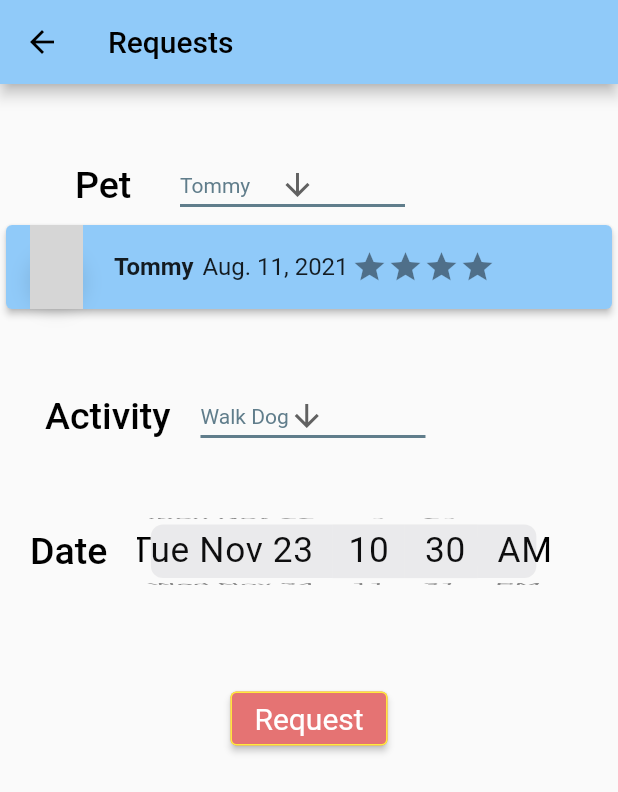
After one commit to wdcroslen/petAFavor, a Flutter app: the screen it shows after launch, after a tap on "Request", on a phone screen of 412 x 824 dp. The commit adds this screen. Shown: the top 792 px of the screen. Run offline on Flutter 3.47's test engine with Material 2 defaults, Android fonts, the phone set to English and light mode, and no system bars; our stand-ins replace flutter_slidable; network calls fail; grey boxes are pictures that could not be loaded.

Commit message:
Add request page

```diff
--- a/HCI_prototype/lib/constants.dart
+++ b/HCI_prototype/lib/constants.dart
@@ -197,3 +197,45 @@ Container favorCard(BuildContext context, String imageURL, Color? color, String
 List<Icon> _numStars(int count) {
   return List.generate(count, (i) => const Icon(Icons.star)).toList(); // replace * with your rupee or use Icon instead
 }
+
+
+Container petProfileCardNoMethod(Color? color, String imageURL, String name, String date, int stars){
+  return Container(
+    padding: EdgeInsets.fromLTRB(0, 0, 0, 0),
+    child:
+    Card(
+        elevation: 2,
+        color:color,
+        child: ListTile(
+          leading: Container(width: 35,
+            height: 115,
+            decoration: BoxDecoration(
+                border: Border.all(
+                    width: 2,
+                    color: Colors.white),
+                boxShadow: [
+                  BoxShadow(
+                      spreadRadius: 2,
+                      blurRadius: 10,
+                      color: Colors.black.withOpacity(0.1),
+                      offset: Offset(0, 10))
+                ],
+                shape: BoxShape.circle,
+                image: DecorationImage(
+                    fit: BoxFit.cover,
+                    image: NetworkImage(
+                        imageURL
+                    ))),
+          ),
+
+          title: Row(children: [
+            Text(name, style: bold()), SizedBox(width:6), Text(date), SizedBox(width:2),
+            Row(children: _numStars(stars),),
+          ]),
+          //subtitle: Text("hello"),
+          onTap: () {
+          },
+        )
+    ),
+  );
+}
--- a/HCI_prototype/lib/human_profile_page.dart
+++ b/HCI_prototype/lib/human_profile_page.dart
@@ -154,6 +154,8 @@ class _PersonProfilePageState extends State<PersonProfilePage> {
                   'The Rock', 'Oct. 20, 2021',3),
 
               SizedBox(height: 20,),
+
+              Text('Reviews', style: petProfileGenderStyle()),
             ],
           ),
         ),
--- a/HCI_prototype/lib/main.dart
+++ b/HCI_prototype/lib/main.dart
@@ -2,11 +2,18 @@ import 'package:flutter/material.dart';
 import 'favors_needed_page.dart';
 import 'objects.dart';
 import 'pet_profile.dart';
+import 'request_page.dart';
+
+const List<Choice> choices = <Choice>[
+  Choice(title: 'My Profile',
+      icon: Icon(Icons.person, color: Colors.black)),
+  Choice(title: 'My Dogs', icon: Icon(Icons.pets, color: Colors.black)),
+];
 
 List<Request> favors = [Request("2:30 PM"), Request("2:50 PM")];
 
 void main() {
-  runApp(const MyApp());
+  runApp(MyApp());
 }
 
 class MyApp extends StatelessWidget {
@@ -16,7 +23,7 @@ class MyApp extends StatelessWidget {
     return MaterialApp(
       title: 'Prototype',
       theme: ThemeData(
-        primarySwatch: Colors.blue,
+        primarySwatch: Colors.green,
       ),
       home: MyHomePage(),
     );
@@ -29,7 +36,12 @@ class MyHomePage extends StatefulWidget {
 }
 
 class _MyHomePageState extends State<MyHomePage> {
-
+  Choice _selectedChoice = choices[0];
+  void _select(Choice choice) {
+    setState(() {
+      _selectedChoice = choice;
+    });
+  }
   @override
   Widget build(BuildContext context) {
     double deviceWidth = MediaQuery.of(context).size.width;
@@ -37,7 +49,24 @@ class _MyHomePageState extends State<MyHomePage> {
 
     return Scaffold(
       appBar: AppBar(
-        leading: Icon(Icons.menu),
+        leading:
+        PopupMenuButton<Choice>(
+          onSelected: _select,
+          itemBuilder: (BuildContext context) {
+            return choices.map((Choice choice) {
+              return PopupMenuItem<Choice>(
+                  value: choice,
+                  child: Row(children: [Text(choice.title), SizedBox(width:20),choice.icon]),
+              );
+            }).toList();
+          },
+        ),
+        // IconButton(
+        //   icon: const Icon(
+        //   Icons.menu,
+        //   color: Colors.black,
+        //       ),
+        // onPressed: () {},),
         title:  Text('Home')//new Center(child: new Text('Home Prototype', textAlign: TextAlign.center)),
       ),
       body: Center(
@@ -50,21 +79,19 @@ class _MyHomePageState extends State<MyHomePage> {
                 width: deviceWidth-50, // <-- match_parent
                 child: ElevatedButton.icon(
                   icon: const Icon(
-                    Icons.home,
+                    Icons.search,
                     color: Colors.white,
                     size:80.0,
                   ),
                   label: const Text(
-                    'House Sitting',
+                    'Favors',
                     style: TextStyle(fontSize: 20, fontWeight: FontWeight.bold),
                   ),
                   onPressed: (){
-                    // fillRequestList();
                     Navigator.push(context,  MaterialPageRoute(builder: (context) => FavorsNeeded()));
-
                     },
                   style: ElevatedButton.styleFrom(
-                    primary: Colors.brown,
+                    primary: Colors.blue[300],
                   ),
                 ),
             ),
@@ -74,19 +101,19 @@ class _MyHomePageState extends State<MyHomePage> {
               width: deviceWidth-50, // <-- match_parent
               child: ElevatedButton.icon(
                 icon: const Icon(
-                  Icons.pets,
+                  Icons.nature_people,
                   color: Colors.white,
                   size:80.0,
                 ),
                 label: const Text(
-                  'Run/Walk',
+                  'Request',
                   style: TextStyle(fontSize: 20, fontWeight: FontWeight.bold),
                 ),
                 onPressed: (){
-                  Navigator.push(context,  MaterialPageRoute(builder: (context) => PetProfile()));
+                  Navigator.push(context,  MaterialPageRoute(builder: (context) => RequestPage()));
                 },
                 style: ElevatedButton.styleFrom(
-                  primary: Colors.green,
+                  primary: Colors.green[300],
                 ),
               )
             ),
@@ -96,44 +123,6 @@ class _MyHomePageState extends State<MyHomePage> {
     );
   }
 }
-
-
-
-
-
-
-
-class HouseSitting extends StatelessWidget {
-  @override
-  Widget build(BuildContext context) {
-    return Scaffold(
-      appBar: AppBar(
-        title: Text('Page title'),
-        actions: [
-          Icon(Icons.favorite),
-          Padding(
-            padding: EdgeInsets.symmetric(horizontal: 16),
-            child: Icon(Icons.search),
-          ),
-          Icon(Icons.more_vert),
-        ],
-        backgroundColor: Colors.purple,
-      ),
-        body: Text("HouseSitting Page")
-      );
-  }
-}
-
-
-
-
-
-
-
-
-
-
-
 
 
 class Walking extends StatelessWidget {
@@ -157,7 +146,7 @@ class Walking extends StatelessWidget {
             children: <Widget>[
               TextFormField(
                 key: _usernameFormFieldKey,
-                decoration: InputDecoration(
+                decoration: const InputDecoration(
                   labelText: 'Username',
                   hintText: 'enter username',
                 ),
@@ -168,7 +157,7 @@ class Walking extends StatelessWidget {
               TextFormField(
                 key: _passwordFormFieldKey,
                 obscureText: true,
-                decoration: InputDecoration(
+                decoration: const InputDecoration(
                   labelText: 'Password',
                 ),
                 validator: (value) =>
@@ -204,3 +193,82 @@ class Walking extends StatelessWidget {
     );
   }
 }
+
+
+class ChoiceCard extends StatelessWidget {
+  final Choice choice;
+
+  ChoiceCard({required this.choice});
+
+  @override
+  Widget build(BuildContext context) {
+    var textStyle = Theme.of(context).textTheme.subtitle1;
+    return Padding(
+      padding: const EdgeInsets.all(0.0),
+      child: Card(
+        child: Center(
+          child: Column(
+            mainAxisSize: MainAxisSize.min,
+            children: <Widget>[
+              Icon(
+                choice.icon.icon,
+                size: 128.0,
+              ),
+              Text(choice.title, style: textStyle)
+            ],
+          ),
+        ),
+      ),
+    );
+  }
+}
+
+class Choice {
+  const Choice({required this.title, required this.icon});
+
+  final String title;
+  final Icon icon;
+  // final IconData icon;
+}
+
+class MyApp2 extends StatefulWidget {
+  @override
+  _MyAppState createState() => _MyAppState();
+}
+
+class _MyAppState extends State<MyApp2> {
+  Choice _selectedChoice = choices[0];
+
+  @override
+  Widget build(BuildContext context) {
+    var title = "AppBar demo";
+    return MaterialApp(
+      title: title,
+      home: Scaffold(
+        appBar: AppBar(
+          title: Text(title),
+          actions: <Widget>[
+            PopupMenuButton<Choice>(
+              onSelected: _select,
+              itemBuilder: (BuildContext context) {
+                return choices.map((Choice choice) {
+                  return PopupMenuItem<Choice>(
+                      value: choice,
+                      child: Text(choice.title)
+                  );
+                }).toList();
+              },
+            ),
+          ],
+        ),
+        body: ChoiceCard(choice: _selectedChoice,),
+      ),
+    );
+  }
+
+  void _select(Choice choice) {
+    setState(() {
+      _selectedChoice = choice;
+    });
+  }
+}
--- /dev/null
+++ b/HCI_prototype/lib/request_page.dart
@@ -0,0 +1,141 @@
+import 'package:flutter/material.dart';
+import 'package:flutter/cupertino.dart';
+import 'package:flutter_slidable/flutter_slidable.dart';
+import 'package:hci_prototype/constants.dart';
+import 'objects.dart';
+import 'main.dart';
+// import 'package:dropdown_date_picker/dropdown_date_picker.dart';
+
+
+class RequestPage extends StatefulWidget {
+  @override
+  State<RequestPage> createState() => _RequestPageState();
+}
+
+class _RequestPageState extends  State<RequestPage>  {
+  String dropdownValue = 'Walk Dog';
+  String dogValue = 'Tommy';
+  // Container container = petProfileCardNoMethod(Colors.blue[200], "https://www.cdc.gov/healthypets/images/pets/cute-dog-headshot.jpg?_=42445",
+  //     'Tommy', 'Aug. 11, 2021',4);
+  final now = DateTime.now();
+  @override
+  Widget build(BuildContext context) {
+    return Scaffold(
+      appBar: AppBar(
+        title: const Text('Requests',style: TextStyle(color: Colors.black),),
+        leading: IconButton(
+          icon: const Icon(
+            Icons.arrow_back,
+            color: Colors.black,
+          ),
+          onPressed: () {
+            Navigator.pop(context);
+          },
+        ),
+        backgroundColor: Colors.blue[200],
+      ),
+      body:
+      Column(children: [
+        SizedBox(height: 45),
+        SizedBox(height: 45,
+          child:
+          Row(
+            children: [
+              SizedBox(width:50),
+            Text('Pet  ', style: petProfileGenderStyle()),
+              SizedBox(width:20),
+              SizedBox(width: 150,child:
+              DropdownButton<String>(
+                value: dogValue,
+                icon: const Icon(Icons.arrow_downward),
+                iconSize: 24,
+                elevation: 16,
+                style: const TextStyle(color: Colors.blueGrey),
+                underline: Container(
+                  height: 2,
+                  color: Colors.blueGrey,
+                ),
+                onChanged: (String? newValue) {
+                },
+                  items: ["Tommy",'Johnathan', 'The Rock']
+                    .map<DropdownMenuItem<String>>((String value) {
+                  return DropdownMenuItem<String>(
+                    value: value,
+                    child: Text(value),
+                  );
+                }).toList(),
+              ),
+              )
+            ]
+          ),
+        ),
+      petProfileCardNoMethod(Colors.blue[200], "https://www.cdc.gov/healthypets/images/pets/cute-dog-headshot.jpg?_=42445",
+            'Tommy', 'Aug. 11, 2021',4),
+        SizedBox(height: 45),
+        SizedBox(height: 45,
+          child:
+          Row(
+              children: [
+                SizedBox(width:30),
+                Text('Activity', style: petProfileGenderStyle()),
+                SizedBox(width:20),
+                SizedBox(width: 150,child:
+                  DropdownButton<String>(
+                      value: dropdownValue,
+                      icon: const Icon(Icons.arrow_downward),
+                      iconSize: 24,
+                      elevation: 16,
+                      style: const TextStyle(color: Colors.blueGrey),
+                      underline: Container(
+                      height: 2,
+                      color: Colors.blueGrey,
+                      ),
+                      onChanged: (String? newValue) {
+                      },
+                      items: <String>['Walk Dog', 'Sit Dog']
+                          .map<DropdownMenuItem<String>>((String value) {
+                      return DropdownMenuItem<String>(
+                      value: value,
+                      child: Text(value),
+                      );
+                      }).toList(),
+                  )
+)
+              ]
+          ),
+        ),
+
+        SizedBox(height: 45),
+        SizedBox(height: 45,
+          child:
+          Row(
+              children: [
+                SizedBox(width:20),
+                Text('Date', style: petProfileGenderStyle()),
+                SizedBox(width:20),
+                SizedBox(width: 275,child:
+                CupertinoDatePicker(
+                  mode: CupertinoDatePickerMode.dateAndTime,
+                  initialDateTime: DateTime.now(),
+                  onDateTimeChanged: (DateTime newDateTime) {
+                    // Do something
+                  },
+                ),
+                )
+              ]
+          ),
+        ),
+
+        SizedBox(height: 65),
+        ElevatedButton(
+          child: Text('Request'),
+          onPressed: (){},
+          style: requestButton(),
+        ),
+
+      ],
+      ),
+
+    );
+  }
+}
```
Also changed, not shown: HCI_prototype/lib/favors_needed_page.dart (+0 -53 lines).
